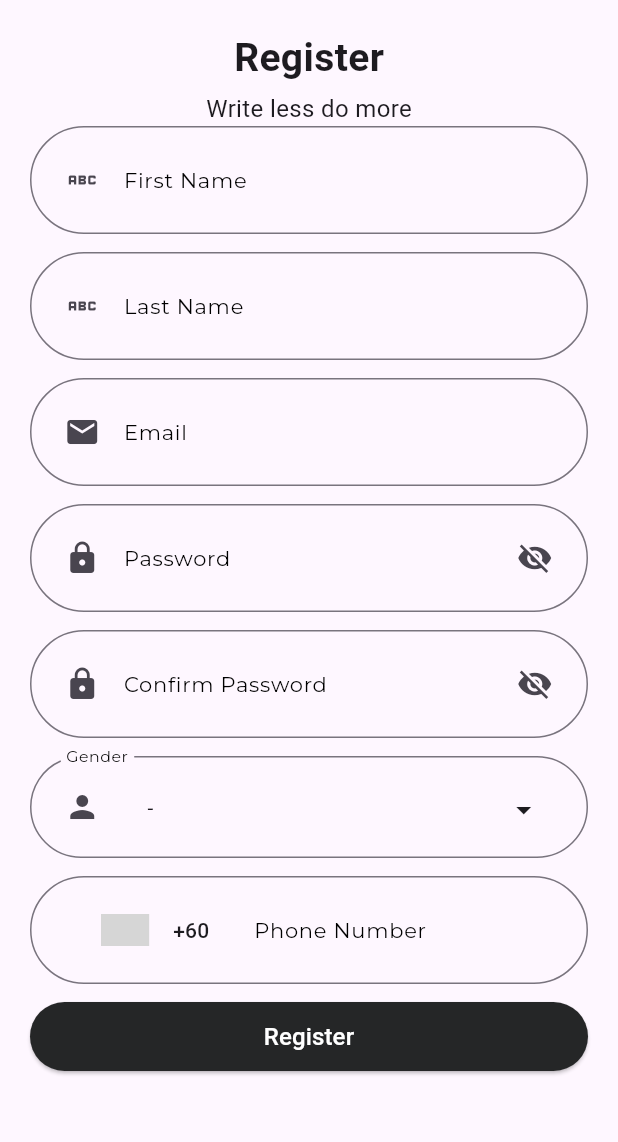
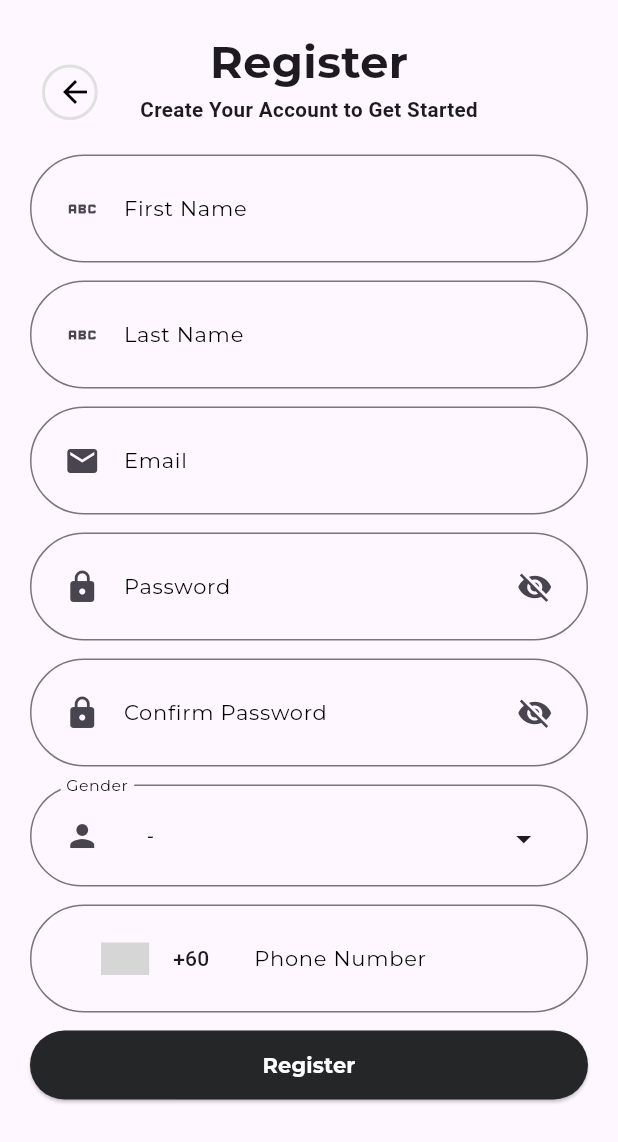
Before and after one commit to syahmisenpai97/flutter-novel, a Flutter app: the screen it shows after launch, after a tap on "Register", on a phone screen of 412 x 824 dp. Shown: the top 1142 px of the screen. Run offline on Flutter 3.47's test engine with Material 3 defaults, Android fonts, the phone set to English and light mode, and no system bars; drawn by our look-alikes of country_code_picker; our stand-ins replace flutter_screenutil, flutter_widget_from_html, fluttertoast, get, get_storage, google_fonts and 1 more; network calls fail; Roboto replaces fonts that are missing (Lekton); grey boxes are pictures that could not be loaded.

```diff
--- a/lib/constants/image_asset.dart
+++ b/lib/constants/image_asset.dart
@@ -1,4 +1,5 @@
 class ImageAsset {
   static const String avatarMale = 'assets/male.png';
   static const String avatarFemale = 'assets/female.png';
+  static const String book = 'assets/book.png';
 }
--- a/lib/views/pages/SignUpScreen/controller/sign_up_controller.dart
+++ b/lib/views/pages/SignUpScreen/controller/sign_up_controller.dart
@@ -2,6 +2,7 @@ import 'package:flutter/material.dart';
 import 'package:get/get.dart';
 import 'package:kacs/constants/enum.dart';
 import 'package:kacs/services/api_services.dart';
+import 'package:kacs/utils/utils.dart';
 
 class SignUpController extends GetxController {
   final _api = ApiService();
@@ -44,6 +45,7 @@ class SignUpController extends GetxController {
       setRxRequestStatus(Status.COMPLETED);
 
       if (response != null) {
+        Utils.showToast(response.otp, sec: 5);
         Get.toNamed('/otp', arguments: {"userDetails": response});
       }
     });
--- a/lib/views/pages/SignUpScreen/sign_up_screen.dart
+++ b/lib/views/pages/SignUpScreen/sign_up_screen.dart
@@ -1,7 +1,11 @@
 import 'package:flutter/material.dart';
+import 'package:flutter_screenutil/flutter_screenutil.dart';
 import 'package:get/get.dart';
+import 'package:google_fonts/google_fonts.dart';
 import 'package:kacs/utils/validator/validator.dart';
 import 'package:kacs/views/pages/SignUpScreen/controller/sign_up_controller.dart';
+import 'package:kacs/views/style/model_style.dart';
+import 'package:kacs/views/widgets/form/button/back_button.dart';
 import 'package:kacs/views/widgets/form/button/button.dart';
 import 'package:kacs/views/widgets/form/dropdown/dropdown_field.dart';
 import 'package:kacs/views/widgets/form/phonenumber/phone_number.dart';
@@ -26,32 +30,42 @@ class _SignUpScreenState extends State<SignUpScreen> {
           padding: const EdgeInsets.all(20.0),
           child: Column(
             children: [
-              const Row(
+              Row(
                 children: [
+                  Expanded(child: BackButtonWidget()),
                   Expanded(
+                    flex: 5,
+                    child: Center(
                       child: Column(
                         mainAxisAlignment: MainAxisAlignment.center,
                         crossAxisAlignment: CrossAxisAlignment.center,
                         children: [
                           Text(
                             "Register",
-                          style: TextStyle(
-                            fontSize: 26.0,
+                            style: GoogleFonts.montserrat(
+                              textStyle: TextStyle(
+                                fontSize: 26.sp,
                                 fontWeight: FontWeight.bold,
                               ),
                             ),
-                        SizedBox(
-                          height: 4.0,
                           ),
                           Text(
-                          "Write less do more",
-                          style: TextStyle(
-                            fontSize: 16.0,
+                            "Create Your Account to Get Started",
+                            style: GoogleFonts.lekton(
+                              textStyle: TextStyle(
+                                fontSize: 12.sp,
+                                fontWeight: FontWeight.bold,
                               ),
+                            ),
+                          ),
+                          const SizedBox(
+                            height: 20,
                           ),
                         ],
                       ),
                     ),
+                  ),
+                  Expanded(child: Container())
                 ],
               ),
               Expanded(
@@ -157,6 +171,7 @@ class _SignUpScreenState extends State<SignUpScreen> {
                         ),
                         QButton(
                           label: "Register",
+                          style: ModelStyle.defaultTextButtonStyle,
                           onPressed: () {
                             if (_signUpForm.currentState!.validate()) {
                               if (signUpController.passwordController.value.text == signUpController.confirmPasswdController.value.text) {
--- a/lib/views/pages/SplashScreen/splash_screen.dart
+++ b/lib/views/pages/SplashScreen/splash_screen.dart
@@ -2,9 +2,13 @@ import 'package:flutter/material.dart';
 import 'package:flutter_screenutil/flutter_screenutil.dart';
 import 'package:get/get.dart';
 import 'package:get_storage/get_storage.dart';
+import 'package:google_fonts/google_fonts.dart';
 import 'package:kacs/constants/image_asset.dart';
 import 'package:kacs/models/view_model_user.dart';
 import 'package:kacs/views/pages/HomeScreen/home_screen.dart';
+import 'package:kacs/views/style/model_style.dart';
+import 'package:kacs/views/themes/theme_config.dart';
+import 'package:kacs/views/widgets/apperances/backgroundPainter.dart';
 import 'package:kacs/views/widgets/apperances/bezierContainer.dart';
 
 class SplashScreen extends StatefulWidget {
@@ -31,78 +35,123 @@ class _SplashScreenState extends State<SplashScreen> {
     });
   }
 
+  Widget _title() {
+    return RichText(
+      textAlign: TextAlign.center,
+      text: TextSpan(
+        text: 'My',
+        style: GoogleFonts.majorMonoDisplay(
+          textStyle: TextStyle(
+            fontSize: 40.sp,
+            fontWeight: FontWeight.w700,
+            color: Colors.black,
+          ),
+        ),
+        children: [
+          TextSpan(
+            text: 'No',
+            style: TextStyle(color: Colors.white, fontSize: 40.sp),
+          ),
+          TextSpan(
+            text: 'vel',
+            style: TextStyle(color: Colors.white, fontSize: 40.sp),
+          ),
+        ],
+      ),
+    );
+  }
+
+  Widget _subtitle() {
+    return Text(
+      'Read your favorite stories',
+      textAlign: TextAlign.center,
+      style: GoogleFonts.montserrat(
+        textStyle: const TextStyle(
+          fontSize: 20,
+          fontWeight: FontWeight.w400,
+          color: Colors.white,
+        ),
+      ),
+    );
+  }
+
   @override
   Widget build(BuildContext context) {
     return Scaffold(
       body: Stack(
         children: [
-          Positioned(top: -MediaQuery.of(context).size.height * .15, right: -MediaQuery.of(context).size.width * .4, child: BezierContainer()),
+          Positioned.fill(
+            child: CustomPaint(
+              painter: BackgroundPainter(),
+            ),
+          ),
           Column(
-            mainAxisAlignment: MainAxisAlignment.spaceEvenly,
+            mainAxisAlignment: MainAxisAlignment.center,
+            children: <Widget>[
+              Spacer(),
+              _title(),
+              SizedBox(height: 60.h),
+              Image.asset(
+                ImageAsset.book,
+                height: 200.h,
+                width: 200.w,
+                fit: BoxFit.cover,
+              ),
+              Spacer(),
+              Padding(
+                padding: const EdgeInsets.symmetric(horizontal: 20.0),
+                child: Column(
                   children: [
-              const Image(image: AssetImage(ImageAsset.avatarFemale)),
-              const Column(
-                children: [Text('data'), Text('data')],
+                    Padding(
+                      padding: const EdgeInsets.symmetric(vertical: 20.0),
+                      child: _subtitle(),
                     ),
                     Row(
+                      mainAxisAlignment: MainAxisAlignment.spaceBetween,
                       children: [
-                  SizedBox(
-                    width: 10.w,
-                  ),
                         Expanded(
                           child: MaterialButton(
-                      padding: EdgeInsets.symmetric(vertical: 8.h),
+                            padding: EdgeInsets.symmetric(vertical: 15),
                             color: const Color(0xFF1E232C),
-                      shape: const RoundedRectangleBorder(
-                          // borderRadius: BorderRadius.circular(8),
+                            shape: RoundedRectangleBorder(
+                              borderRadius: BorderRadius.circular(8),
                             ),
                             onPressed: () {
                               Get.toNamed('/signIn');
                             },
-                      child: const Padding(
-                        padding: EdgeInsets.all(15.0),
                             child: Text(
                               "Login",
-                          style: TextStyle(
-                            color: Colors.white,
-                            fontSize: 16,
+                              style: ModelStyle.defaultTextButtonStyle,
+                            ),
+                          ),
+                        ),
+                        SizedBox(width: 20),
+                        Expanded(
+                          child: MaterialButton(
+                            padding: EdgeInsets.symmetric(vertical: 15),
+                            shape: RoundedRectangleBorder(
+                              borderRadius: BorderRadius.circular(8),
+                              side: const BorderSide(
+                                color: Color(0xFF1E232C),
+                              ),
+                            ),
+                            onPressed: () {
+                              Get.toNamed('/signUp');
+                            },
+                            child: Text(
+                              "Register",
+                              style: ModelStyle.defaultTextButtonStyle.copyWith(
+                                color: Color(0xFF1E232C),
                               ),
                             ),
                           ),
                         ),
+                      ],
                     ),
-                  SizedBox(
-                    width: 10.w,
-                  ),
-                  Expanded(
-                    child: MaterialButton(
-                      padding: EdgeInsets.symmetric(vertical: 8.h),
-                      shape: const RoundedRectangleBorder(
-                        side: BorderSide(
-                          color: Color(0xFF1E232C),
-                        ),
-                        // borderRadius: BorderRadius.circular(8),
-                      ),
-                      onPressed: () {
-                        Get.toNamed('/signUp');
-                      },
-                      child: const Padding(
-                        padding: EdgeInsets.all(15.0),
-                        child: Text(
-                          "Register",
-                          style: TextStyle(
-                            color: Color(0xFF1E232C),
-                            fontSize: 16,
+                  ],
                 ),
               ),
-                      ),
-                    ),
-                  ),
-                  SizedBox(
-                    width: 10.w,
-                  ),
-                ],
-              )
+              SizedBox(height: 40),
             ],
           ),
         ],
--- a/lib/views/style/model_style.dart
+++ b/lib/views/style/model_style.dart
@@ -1,4 +1,5 @@
 import 'package:flutter/material.dart';
+import 'package:google_fonts/google_fonts.dart';
 
 class ModelStyle {
   static InputBorder get defaultBorderTextField {
@@ -29,5 +30,12 @@ class ModelStyle {
     );
   }
 
-
+  static TextStyle get defaultTextButtonStyle {
+    return GoogleFonts.montserrat(
+      textStyle: TextStyle(
+        fontWeight: FontWeight.bold,
+        color: Colors.white,
+      ),
+    );
+  }
 }
--- a/lib/views/themes/theme_config.dart
+++ b/lib/views/themes/theme_config.dart
@@ -21,6 +21,7 @@ Color dangerColor = const Color(0xffdc3545);
 
 Color inputColor = Colors.grey[300]!;
 double inputHeight = 52;
+Color topBackgroundColor = const Color.fromRGBO(112, 128, 144, 1);
 Color focusedBorderColor = const Color.fromRGBO(23, 171, 144, 1);
 Color fillColor = const Color.fromRGBO(243, 246, 249, 0);
 Color borderColor = const Color.fromRGBO(23, 171, 144, 0.4);
--- /dev/null
+++ b/lib/views/widgets/apperances/backgroundPainter.dart
@@ -0,0 +1,36 @@
+import 'package:flutter/material.dart';
+import 'package:kacs/views/themes/theme_config.dart';
+
+class BackgroundPainter extends CustomPainter {
+  @override
+  void paint(Canvas canvas, Size size) {
+    // Draw top shape (curved background)
+    Paint paint = Paint()..color = topBackgroundColor;
+    Path path = Path();
+
+    path.moveTo(0, size.height * 0.3);
+    path.quadraticBezierTo(size.width * 0.3, size.height * 0.4, size.width, size.height * 0.3);
+    path.lineTo(size.width, 0);
+    path.lineTo(0, 0);
+    path.close();
+
+    canvas.drawPath(path, paint);
+
+    // Draw bottom shape (curved background)
+    paint.color = focusedBorderColor;
+    path = Path();
+
+    path.moveTo(0, size.height);
+    path.lineTo(0, size.height * 0.3);
+    path.quadraticBezierTo(size.width * 0.5, size.height * 0.6, size.width, size.height * 0.7);
+    path.lineTo(size.width, size.height);
+    path.close();
+
+    canvas.drawPath(path, paint);
+  }
+
+  @override
+  bool shouldRepaint(covariant CustomPainter oldDelegate) {
+    return false;
+  }
+}
--- a/lib/views/widgets/apperances/bezierContainer.dart
+++ b/lib/views/widgets/apperances/bezierContainer.dart
@@ -18,7 +18,7 @@ class BezierContainer extends StatelessWidget {
           height: MediaQuery.of(context).size.height * .5,
           width: MediaQuery.of(context).size.width,
           decoration: BoxDecoration(
-              gradient: LinearGradient(begin: Alignment.topCenter, end: Alignment.bottomCenter, colors: [Color(0xff2c2c2c), Color(0xffe0e0e0)])),
+              gradient: LinearGradient(begin: Alignment.topCenter, end: Alignment.bottomCenter, colors: [Color(0xFF098B5C), Color(0xffe0e0e0)])),
         ),
       ),
     ));
--- /dev/null
+++ b/lib/views/widgets/form/button/back_button.dart
@@ -0,0 +1,30 @@
+import 'package:flutter/material.dart';
+import 'package:get/get.dart';
+
+class BackButtonWidget extends StatelessWidget {
+  final VoidCallback? onPressed;
+
+  const BackButtonWidget({Key? key, this.onPressed}) : super(key: key);
+
+  @override
+  Widget build(BuildContext context) {
+    return IconButton(
+      icon: Container(
+        padding: const EdgeInsets.all(8.0),
+        decoration: BoxDecoration(
+          color: Colors.transparent,
+          shape: BoxShape.circle,
+          border: Border.all(
+            color: Colors.grey.shade300,
+            width: 2.0,
+          ),
+        ),
+        child: const Icon(
+          Icons.arrow_back,
+          color: Colors.black,
+        ),
+      ),
+      onPressed: onPressed ?? () => Get.back(),
+    );
+  }
+}
--- a/lib/views/widgets/form/button/button.dart
+++ b/lib/views/widgets/form/button/button.dart
@@ -1,7 +1,6 @@
 //#TEMPLATE reuseable_button
 import 'package:flutter/material.dart';
 import 'package:kacs/views/themes/theme_config.dart';
-
 
 class QButton extends StatefulWidget {
   const QButton({
@@ -17,6 +16,7 @@ class QButton extends StatefulWidget {
     // this.size = ThemeSize.md,
     this.fontSize,
     this.enabled = true,
+    this.style,
   });
   final String label;
   final Function onPressed;
@@ -29,6 +29,7 @@ class QButton extends StatefulWidget {
   // final ThemeSize size;
   final double? fontSize;
   final bool enabled;
+  final TextStyle? style;
 
   @override
   State<QButton> createState() => _QButtonState();
@@ -84,10 +85,11 @@ class _QButtonState extends State<QButton> {
                   widget.label,
                   overflow: TextOverflow.ellipsis,
                   textAlign: TextAlign.center,
-                  style: TextStyle(
-                    fontSize: widget.fontSize ?? widgetFontSize,
-                    color: Colors.white,
-                  ),
+                  style: widget.style ??
+                      TextStyle(
+                        fontSize: widget.fontSize ?? widgetFontSize,
+                        color: Colors.white,
+                      ),
                 ),
               ),
             if (widget.icon != null)
```
Also changed, not shown: lib/views/pages/HomeScreen/home_screen.dart (+7 -2 lines), lib/views/pages/OTPScreen/controller/otp_controller.dart (+2 -30 lines), lib/views/pages/OTPScreen/otp_screen.dart (+19 -11 lines), lib/views/pages/SignInScreen/controller/sign_in_controller.dart (+4 -7 lines), lib/views/pages/SignInScreen/sign_in_screen.dart (+49 -23 lines), assets/book.png (added). Lines whose indentation alone changed are shown as unchanged.
